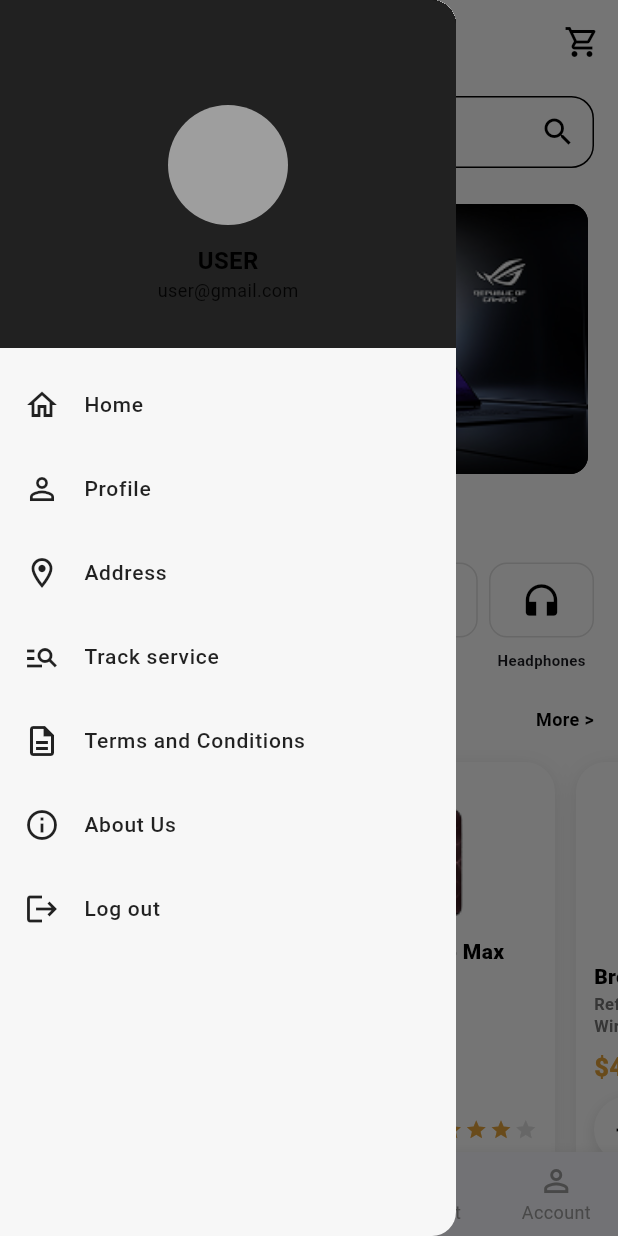
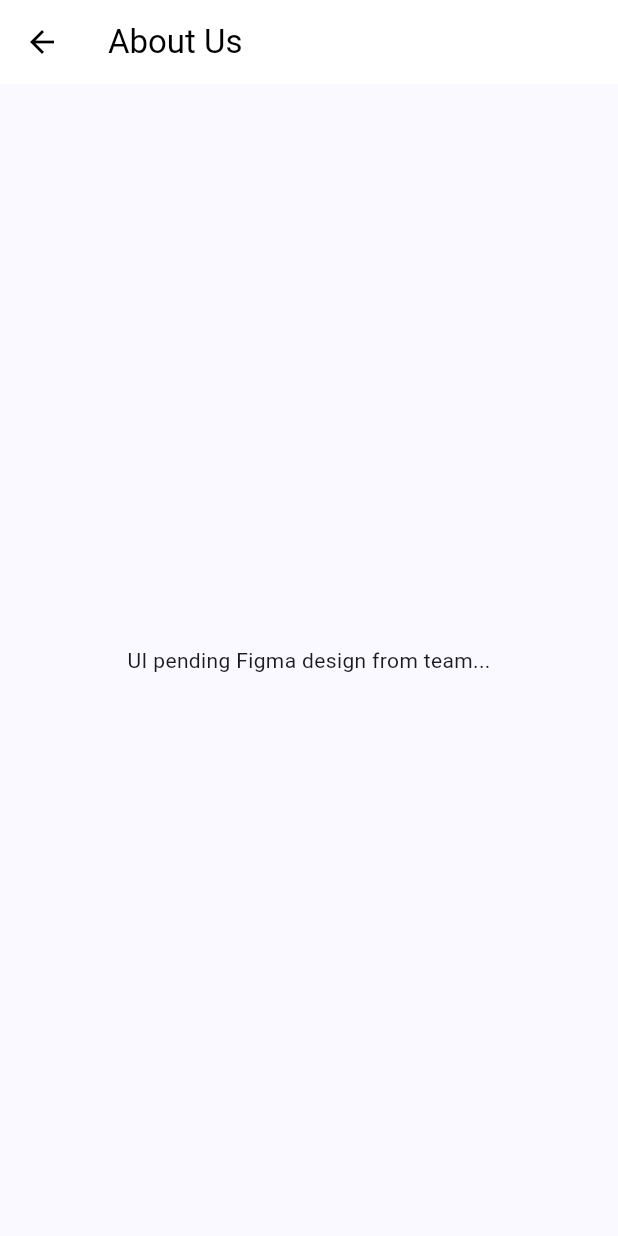
Before and after one commit to SokHengGIT/computer-store, a Flutter app: the screen it shows after launch, in the side drawer, after a tap on "About Us", on a phone screen of 412 x 824 dp. Run offline on Flutter 3.47's test engine with Material 3 defaults, Android fonts, the phone set to English and light mode, and no system bars.

Commit message:
Home Screen adjustment

```diff
--- a/lib/models/product.dart
+++ b/lib/models/product.dart
@@ -5,10 +5,10 @@ class Product {
   final String unit;
   final String description;
   final String? subtitle;
-  final String? specs;
+  final Map<String, dynamic>? specs; // Upgraded from String? to Map? for easy filtering
   final double price;
   final String imageUrl;
-  final double rating;
+  final double rating; // Perfect for the Figma UI
 
   const Product({
     required this.id,
@@ -29,7 +29,9 @@ class Product {
       unit: json['unit'] ?? '',
       description: json['description'] ?? '',
       subtitle: json['subtitle'],
-      specs: json['specs'],
+      specs: json['specs'] is Map
+          ? Map<String, dynamic>.from(json['specs'] as Map)
+          : (json['specs'] is String ? {'general': json['specs']} : null),
       price: (json['price'] as num?)?.toDouble() ?? 0.0,
       imageUrl: json['imageUrl'] ?? json['image'] ?? '',
       rating: (json['rating'] as num?)?.toDouble() ?? 4.0,
--- /dev/null
+++ b/lib/screens/about_us_screen.dart
@@ -0,0 +1,19 @@
+import 'package:flutter/material.dart';
+
+class AboutUsScreen extends StatelessWidget {
+  const AboutUsScreen({super.key});
+
+  @override
+  Widget build(BuildContext context) {
+    return Scaffold(
+      appBar: AppBar(
+        title: const Text('About Us', style: TextStyle(color: Colors.black)),
+        backgroundColor: Colors.white,
+        iconTheme: const IconThemeData(color: Colors.black),
+      ),
+      body: const Center(
+        child: Text('UI pending Figma design from team...'),
+      ),
+    );
+  }
+}
--- a/lib/screens/home_screen.dart
+++ b/lib/screens/home_screen.dart
@@ -5,6 +5,7 @@ import 'package:flutter/material.dart';
 import 'package:flutter/services.dart';
 import '../models/product.dart';
 import '../widgets/product_card.dart';
+import 'about_us_screen.dart';
 
 // 1. Define a quick model for your Navigation items (Matching Teacher's Structure)
 class NavItem {
@@ -65,8 +66,26 @@ class _HomeScreenState extends State<HomeScreen> {
   Future<List<Product>> _loadProducts(String path) async {
     try {
       final String response = await rootBundle.loadString(path);
-      final List<dynamic> data = json.decode(response);
-      return data.map((json) => Product.fromJson(json)).toList();
+      final dynamic decoded = json.decode(response);
+      if (decoded is! List) return [];
+
+      final List<Product> products = [];
+      for (final item in decoded) {
+        if (item is Map<String, dynamic>) {
+          products.add(Product.fromJson(item));
+        } else if (item is Map) {
+          products.add(Product.fromJson(Map<String, dynamic>.from(item)));
+        } else if (item is List) {
+          for (final subItem in item) {
+            if (subItem is Map<String, dynamic>) {
+              products.add(Product.fromJson(subItem));
+            } else if (subItem is Map) {
+              products.add(Product.fromJson(Map<String, dynamic>.from(subItem)));
+            }
+          }
+        }
+      }
+      return products;
     } catch (e) {
       debugPrint("Error loading $path: $e");
       return [];
@@ -261,19 +280,19 @@ class _HomeScreenState extends State<HomeScreen> {
               _productSection(
                 products: _newArrivals,
                 isLoading: _isLoading,
-                trailingText: 'More >',
+                title: 'New Arrivals',
               ),
 
               _productSection(
                 products: _topRated,
                 isLoading: _isLoading,
-                trailingText: 'More >',
+                title: 'Top Rated',
               ),
 
               _productSection(
                 products: _gamingLaptops,
                 isLoading: _isLoading,
-                trailingText: 'More >',
+                title: 'Gaming Laptops',
               ),
             ],
           ),
@@ -344,40 +363,41 @@ class _HomeScreenState extends State<HomeScreen> {
     );
   }
 
+  // Helper widget
+
   Widget _productSection({
     required List<Product> products,
     required bool isLoading,
-    required String trailingText,
+    required String title,
   }) {
-    if (products.isEmpty && !isLoading) {
+    if (title.isEmpty && products.isEmpty && !isLoading) {
       return const SizedBox.shrink();
     }
 
     return Column(
-      crossAxisAlignment: CrossAxisAlignment.end,
+      crossAxisAlignment: CrossAxisAlignment.start,
       children: [
-        Padding(
-          padding: const EdgeInsets.symmetric(horizontal: 16.0),
-          child: Text(
-            trailingText,
-            style: const TextStyle(fontSize: 12, fontWeight: FontWeight.bold, color: Colors.black),
-          ),
-        ),
-        const SizedBox(height: 12),
+        if (title.isNotEmpty) ...[
+          _buildSectionTitle(title),
+          const SizedBox(height: 20),
+        ],
         isLoading
             ? const SizedBox(
-                height: 295,
+                height: 250,
                 child: Center(
-                  child: CircularProgressIndicator(color: Colors.black),
+                  child: CircularProgressIndicator(color: Color(0xFF53B175)),
                 ),
               )
             : SizedBox(
-                height: 295,
-                child: ListView.separated(
-                  padding: const EdgeInsets.symmetric(horizontal: 16.0, vertical: 8.0),
+                height: 250,
+                child: products.isEmpty
+                    ? const Center(child: Text('No products available.'))
+                    : ListView.separated(
+                        padding: const EdgeInsets.symmetric(horizontal: 20.0),
                         scrollDirection: Axis.horizontal,
                         itemCount: products.length,
-                  separatorBuilder: (context, index) => const SizedBox(width: 14),
+                        separatorBuilder: (context, index) =>
+                            const SizedBox(width: 15),
                         itemBuilder: (context, index) {
                           return ProductCard(
                             product: products[index],
@@ -386,8 +406,35 @@ class _HomeScreenState extends State<HomeScreen> {
                         },
                       ),
               ),
-        const SizedBox(height: 24),
+        const SizedBox(height: 30),
       ],
+    );
+  }
+
+  Widget _buildSectionTitle(String title) {
+    return Padding(
+      padding: const EdgeInsets.symmetric(horizontal: 20.0),
+      child: Row(
+        mainAxisAlignment: MainAxisAlignment.spaceBetween,
+        children: [
+          Text(
+            title,
+            style: const TextStyle(
+              fontSize: 24,
+              fontWeight: FontWeight.bold,
+              color: Color(0xFF181725),
+            ),
+          ),
+          const Text(
+            'More >',
+            style: TextStyle(
+              fontSize: 16,
+              fontWeight: FontWeight.w600,
+              color: Colors.black,
+            ),
+          ),
+        ],
+      ),
     );
   }
 
@@ -434,7 +481,12 @@ class _HomeScreenState extends State<HomeScreen> {
                   Icons.info_outline,
                   'About Us',
                   onTap: () {
-                  }
+                    Navigator.pop(context); // Closes the sidebar smoothly
+                    Navigator.push(
+                      context,
+                      MaterialPageRoute(builder: (context) => const AboutUsScreen()),
+                    );
+                  },
                 ),
                 _buildDrawerItem(Icons.logout, 'Log out'),
               ],
--- a/lib/widgets/product_card.dart
+++ b/lib/widgets/product_card.dart
@@ -23,7 +23,7 @@ class ProductCard extends StatelessWidget {
   @override
   Widget build(BuildContext context) {
     final subtitleText = product.subtitle ?? '';
-    final specsText = product.specs ?? '';
+    final specsText = product.specs?.values.join(' • ') ?? '';
 
     return Container(
       width: 170,
--- a/pubspec.yaml
+++ b/pubspec.yaml
@@ -61,6 +61,7 @@ flutter:
   assets:
     - assets/images/
     - assets/images/new_arrivals/
+    - assets/images/laptops/
     - assets/icons/
     - assets/json/
 
```
Also changed, not shown: assets/json/gaming_laptops.json (+17 -0 lines), assets/json/new_arrivals.json (+28 -0 lines), assets/json/top_rated.json (+17 -0 lines), assets/images/laptops/rog_strix_g18.png (added), assets/images/new_arrivals/ROGSTRIXG18.png (added). Lines whose indentation alone changed are shown as unchanged.
